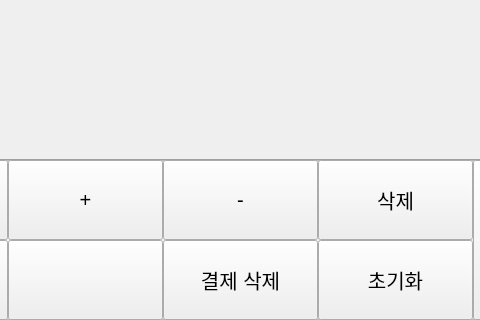
Qt form qt_test/qt_test.ui (SangmyungFinalProject/qr_pos) before a commit; both pictures show x 647 to 1127 and y 400 to 720 of the 1280 by 720 pixel window.
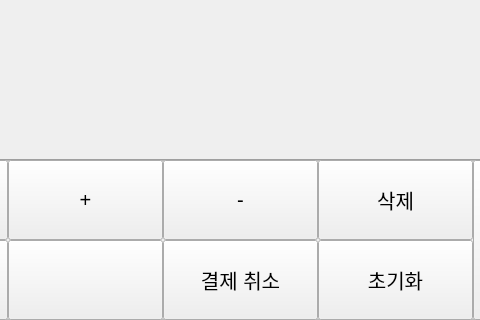
The same form after that commit.

Commit message: (수정) 암호화 정보를 담기 위해 결제 정보를 JSON 타입으로 변환하여 전송 (수정) 결제 상태 / 결제 취소 상태 코드 세분화

The edit to the form file:
```diff
--- a/qt_test/qt_test.ui
+++ b/qt_test/qt_test.ui
@@ -181,7 +181,7 @@
       </font>
      </property>
      <property name="text">
-      <string>결제 삭제</string>
+      <string>결제 취소</string>
      </property>
     </widget>
     <widget class="QPushButton" name="qty_up_button">
```
The commit also changes 6 other files.
